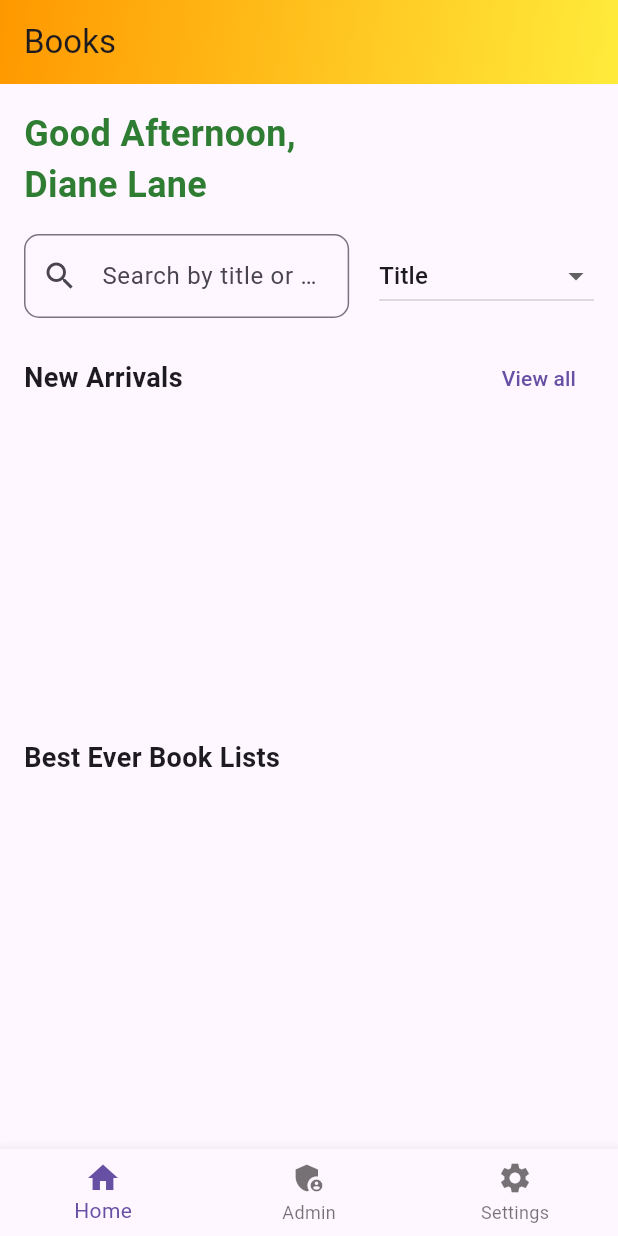
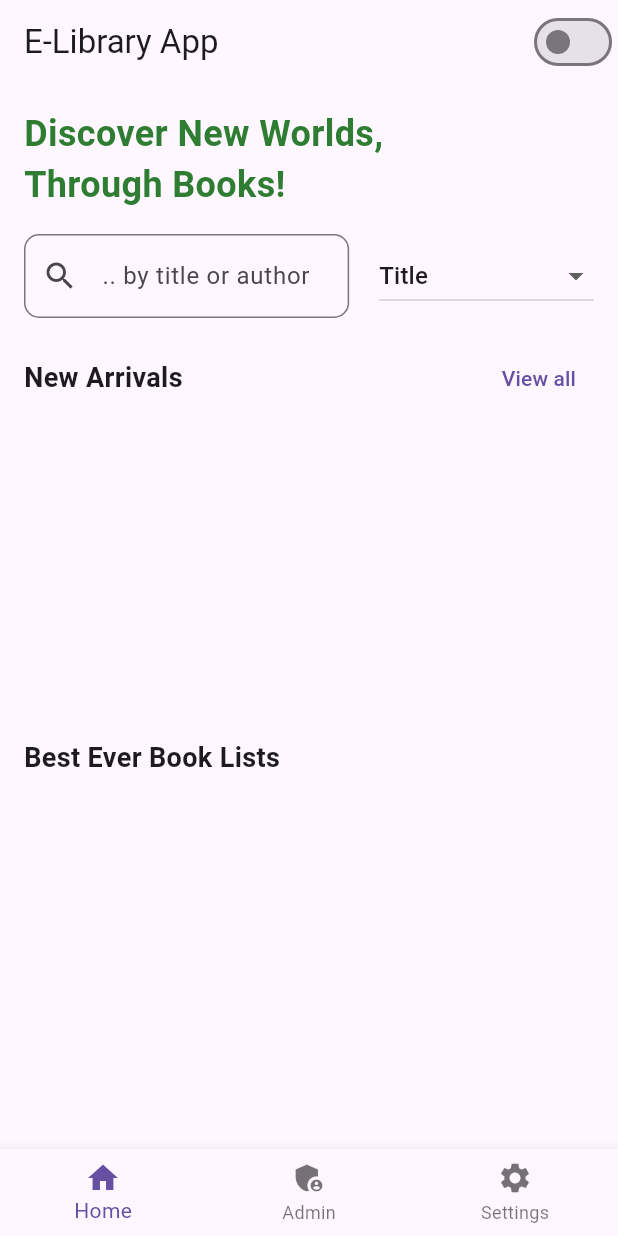
Before and after one commit to Brenda309/e_libary, a Flutter app: the screen it shows after launch, on a phone screen of 412 x 824 dp. Run offline on Flutter 3.47's test engine with Material 3 defaults, Android fonts, the phone set to English and light mode, and no system bars; our stand-ins replace shared_preferences, sqflite; accounts and stored records are empty.

Commit message:
Upated style on home page.

```diff
--- a/lib/main.dart
+++ b/lib/main.dart
@@ -1,10 +1,18 @@
+import 'package:e_libary/providers/themePrivider.dart';
 import 'package:flutter/material.dart';
+import 'package:provider/provider.dart';
+// import '/themeProvider.dart';
 import 'pages/adminPage.dart';
 import 'pages/homePage.dart';
 import 'pages/settingsPage.dart';
 
 void main() {
-  runApp(const MyApp());
+  runApp(
+    ChangeNotifierProvider(
+      create: (context) => ThemeProvider(),
+      child: const MyApp(),
+    ),
+  );
 }
 
 class MyApp extends StatelessWidget {
@@ -12,12 +20,15 @@ class MyApp extends StatelessWidget {
 
   @override
   Widget build(BuildContext context) {
+    final themeProvider = Provider.of<ThemeProvider>(context);
     return MaterialApp(
       debugShowCheckedModeBanner: false,
       title: 'Book Management',
+      themeMode: themeProvider.themeMode,
       theme: ThemeData(
         primarySwatch: Colors.orange,
       ),
+      darkTheme: ThemeData.dark(),
       home: const MainPage(),
     );
   }
--- a/lib/pages/homePage.dart
+++ b/lib/pages/homePage.dart
@@ -1,6 +1,9 @@
 import 'package:flutter/material.dart';
 import '../SQLHelper.dart';
+import '../providers/themePrivider.dart';
 import 'bookDetailPage.dart';
+import 'package:provider/provider.dart';
+
 
 class HomePage extends StatefulWidget {
   const HomePage({Key? key}) : super(key: key);
@@ -39,20 +42,18 @@ class _HomePageState extends State<HomePage> {
 
   @override
   Widget build(BuildContext context) {
+    final themeProvider = Provider.of<ThemeProvider>(context);
     return Scaffold(
       appBar: AppBar(
-        title: const Text('Books'),
-        backgroundColor: Colors.transparent,
-        elevation: 0,
-        flexibleSpace: Container(
-          decoration: const BoxDecoration(
-            gradient: LinearGradient(
-              colors: [Colors.orange, Colors.yellow],
-              begin: Alignment.topLeft,
-              end: Alignment.bottomRight,
-            ),
+        title: const Text('E-Library App'),
+        actions: [
+          Switch(
+            value: themeProvider.themeMode == ThemeMode.dark,
+            onChanged: (value) {
+              themeProvider.toggleTheme();
+            },
           ),
-        ),
+        ],
       ),
       body: _isLoading
           ? const Center(child: CircularProgressIndicator())
@@ -63,7 +64,7 @@ class _HomePageState extends State<HomePage> {
             crossAxisAlignment: CrossAxisAlignment.start,
             children: [
               Text(
-                'Good Afternoon,\nDiane Lane',
+                'Discover New Worlds,\nThrough Books!',
                 style: TextStyle(
                   fontSize: 24,
                   fontWeight: FontWeight.bold,
@@ -77,7 +78,7 @@ class _HomePageState extends State<HomePage> {
                     child: TextField(
                       controller: _searchController,
                       decoration: InputDecoration(
-                        hintText: 'Search by title or author',
+                        hintText: '.. by title or author',
                         prefixIcon: const Icon(Icons.search),
                         border: OutlineInputBorder(
                           borderRadius: BorderRadius.circular(10),
--- /dev/null
+++ b/lib/providers/themePrivider.dart
@@ -0,0 +1,30 @@
+import 'package:flutter/material.dart';
+import 'package:shared_preferences/shared_preferences.dart';
+
+class ThemeProvider extends ChangeNotifier {
+  ThemeMode _themeMode = ThemeMode.light;
+
+  ThemeMode get themeMode => _themeMode;
+
+  ThemeProvider() {
+    _loadThemeFromPrefs();
+  }
+
+  void toggleTheme() {
+    _themeMode = _themeMode == ThemeMode.light ? ThemeMode.dark : ThemeMode.light;
+    _saveThemeToPrefs();
+    notifyListeners();
+  }
+
+  void _loadThemeFromPrefs() async {
+    SharedPreferences prefs = await SharedPreferences.getInstance();
+    bool isDarkMode = prefs.getBool('isDarkMode') ?? false;
+    _themeMode = isDarkMode ? ThemeMode.dark : ThemeMode.light;
+    notifyListeners();
+  }
+
+  void _saveThemeToPrefs() async {
+    SharedPreferences prefs = await SharedPreferences.getInstance();
+    prefs.setBool('isDarkMode', _themeMode == ThemeMode.dark);
+  }
+}
--- a/pubspec.yaml
+++ b/pubspec.yaml
@@ -49,7 +49,8 @@ dev_dependencies:
   # package. See that file for information about deactivating specific lint
   # rules and activating additional ones.
   flutter_lints: ^4.0.0
-  shared_preferences: ^2.0.11
+  provider: ^6.0.3
+  shared_preferences: ^2.0.13
 
 # For information on the generic Dart part of this file, see the
 # following page: https://dart.dev/tools/pub/pubspec
```
Also changed, not shown: lib/pages/settingsPage.dart (+13 -2 lines), pubspec.lock, 1 other file.
